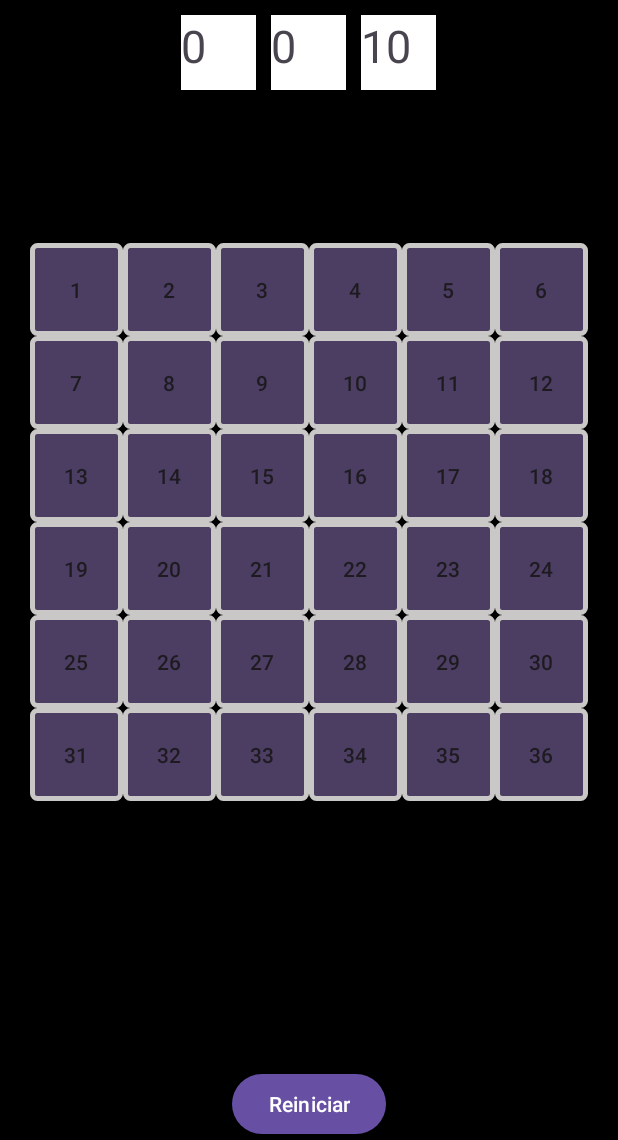
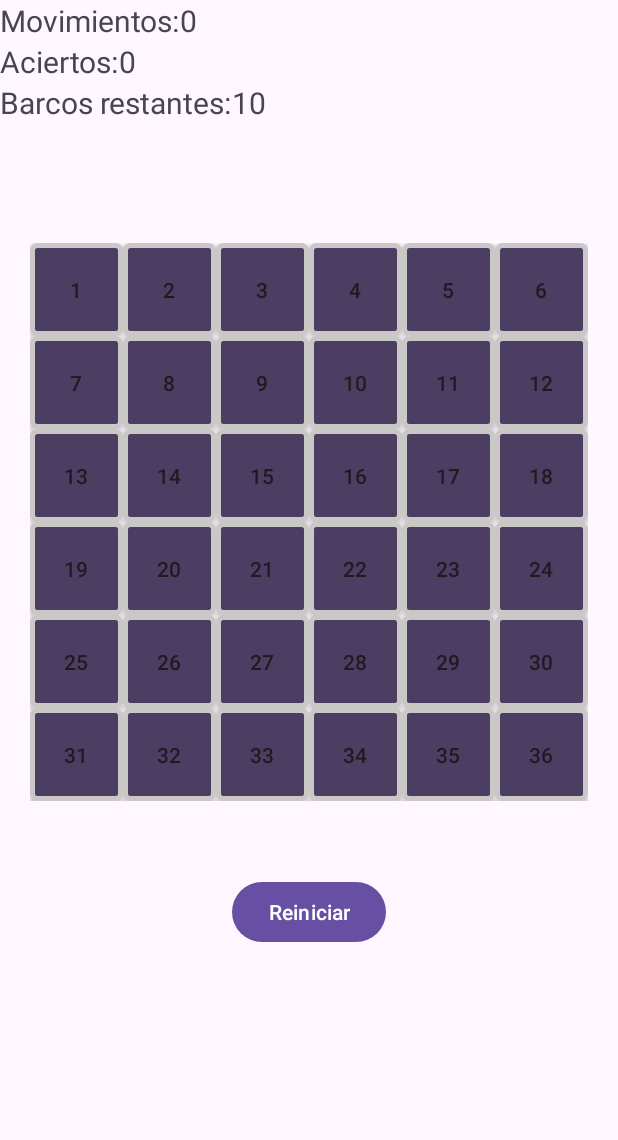
Before and after one commit to BackJoaco/MiniBatallaNaval, an Android app: the Partida screen opened directly, with no data from a screen before it, on a phone screen of 412 x 824 dp, the part 96-1236 px from its top. Run offline under Robolectric (Android 15) with nearby library versions, the phone set to English and light mode, and no system bars.

Commit message:
visual acomodada, proyecto listo para la primer entrega

```diff
--- a/app/src/main/java/com/example/minibatallanaval/Partida.kt
+++ b/app/src/main/java/com/example/minibatallanaval/Partida.kt
@@ -79,7 +79,7 @@ class Partida : AppCompatActivity() {
     fun falloDisparo(){
         val valor = movimientos.text.toString().toInt() + 1
         movimientos.text = valor.toString()
-        if (valor == 35 ) {
+        if (valor == 36 ) {
             deshabilitarTablero()
         }
     }
--- a/app/src/main/res/layout/activity_partida.xml
+++ b/app/src/main/res/layout/activity_partida.xml
@@ -3,8 +3,7 @@
     xmlns:app="http://schemas.android.com/apk/res-auto"
     android:layout_height="match_parent"
     android:layout_width="match_parent"
-    android:orientation="vertical"
-    android:background="@color/black">
+    android:orientation="vertical">
     <androidx.appcompat.widget.Toolbar
         android:layout_width="match_parent"
         android:layout_height="wrap_content"
@@ -15,38 +14,53 @@
     <!-- Cantidad de movimientos que se fueron realizando durante el juego -->
     <TextView
         android:id="@+id/infoMovimientos"
-        android:layout_width="50dp"
-        android:layout_height="50dp"
-        android:textSize="30dp"
-        android:background="@color/white"
-        android:layout_alignTop="@+id/infoAciertos"
-        android:layout_toLeftOf="@+id/infoAciertos"/>
+        android:layout_width="wrap_content"
+        android:layout_height="wrap_content"
+        android:textSize="20dp"
+        android:layout_toRightOf="@+id/textoMovimientos"
+        android:layout_alignBaseline="@+id/textoMovimientos" />
+    <TextView android:id="@+id/textoMovimientos"
+        android:layout_width="wrap_content"
+        android:layout_height="wrap_content"
+        android:textSize="20dp"
+        android:layout_below="@+id/toolbar"
+        android:text="@string/movimientos"/>
+    <TextView android:id="@+id/textoAciertos"
+        android:layout_width="wrap_content"
+        android:layout_height="wrap_content"
+        android:textSize="20dp"
+        android:layout_below="@+id/textoMovimientos"
+        android:text="@string/aciertos"/>
+    <TextView android:id="@+id/textoRestantes"
+        android:layout_width="wrap_content"
+        android:layout_height="wrap_content"
+        android:textSize="20dp"
+        android:layout_below="@+id/textoAciertos"
+        android:text="@string/restantes"/>
     <!-- Cantidad de aciertos -->
     <TextView
         android:id="@+id/infoAciertos"
-        android:layout_width="50dp"
-        android:layout_height="50dp"
-        android:textSize="30dp"
-        android:background="@color/white"
-        android:layout_margin="10dp"
-        android:layout_below="@+id/toolbar"
-        android:layout_centerHorizontal="true"/>
+        android:layout_width="wrap_content"
+        android:layout_height="wrap_content"
+        android:textSize="20dp"
+        android:layout_toRightOf="@+id/textoAciertos"
+        android:layout_alignBaseline="@+id/textoAciertos"/>
     <!-- Cantidad restante de barcos a encontrar -->
     <TextView
         android:id="@+id/infoRestantes"
-        android:layout_width="50dp"
-        android:layout_height="50dp"
-        android:textSize="30dp"
-        android:background="@color/white"
-        android:layout_alignTop="@+id/infoAciertos"
-        android:layout_toRightOf="@+id/infoAciertos"/>
+        android:layout_width="wrap_content"
+        android:layout_height="wrap_content"
+        android:textSize="20dp"
+        android:layout_toRightOf="@+id/textoRestantes"
+        android:layout_alignBaseline="@+id/textoRestantes"/>
     <!-- Boton de reinicio -->
     <Button
         android:layout_width="wrap_content"
         android:layout_height="wrap_content"
         android:text="Reiniciar"
-        android:layout_alignParentBottom="true"
         android:layout_centerHorizontal="true"
+        android:layout_below="@+id/tablero"
+        android:layout_marginTop="50dp"
         android:onClick="reiniciar"/>
     <!-- Tablero -->
     <GridLayout
--- a/app/src/main/res/values/strings.xml
+++ b/app/src/main/res/values/strings.xml
@@ -1,3 +1,6 @@
 <resources>
     <string name="app_name">MiniBatallaNaval</string>
+    <string name="movimientos">Movimientos: </string>
+    <string name="aciertos">Aciertos: </string>
+    <string name="restantes">Barcos restantes: </string>
 </resources>
```
